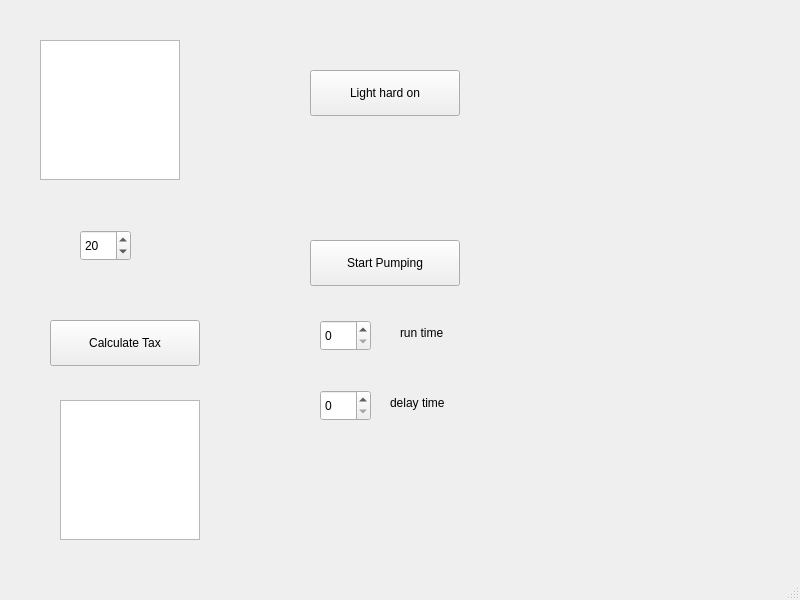
Before: the Qt Designer form pod.ui in liu-kanghui/P.O.D, drawn with Qt 5.
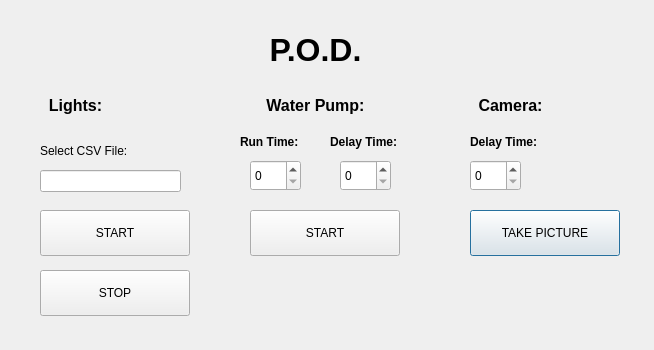
After: the same form once the commit is applied.

```diff
--- a/pod.ui
+++ b/pod.ui
@@ -1,149 +1,214 @@
 <?xml version="1.0" encoding="UTF-8"?>
 <ui version="4.0">
  <class>MainWindow</class>
- <widget class="QMainWindow" name="MainWindow">
+ <widget class="QDialog" name="MainWindow">
   <property name="geometry">
    <rect>
     <x>0</x>
     <y>0</y>
-    <width>800</width>
-    <height>600</height>
+    <width>654</width>
+    <height>350</height>
    </rect>
   </property>
   <property name="windowTitle">
    <string>MainWindow</string>
   </property>
-  <widget class="QWidget" name="centralwidget">
-   <widget class="QTextEdit" name="price_box">
-    <property name="geometry">
-     <rect>
-      <x>40</x>
-      <y>40</y>
-      <width>140</width>
-      <height>140</height>
-     </rect>
-    </property>
-   </widget>
-   <widget class="QSpinBox" name="tax_rate">
-    <property name="geometry">
-     <rect>
-      <x>80</x>
-      <y>230</y>
-      <width>51</width>
-      <height>31</height>
-     </rect>
-    </property>
-    <property name="value">
-     <number>20</number>
-    </property>
-   </widget>
-   <widget class="QPushButton" name="calc_tax_button">
-    <property name="geometry">
-     <rect>
-      <x>50</x>
-      <y>320</y>
-      <width>150</width>
-      <height>46</height>
-     </rect>
-    </property>
-    <property name="text">
-     <string>Calculate Tax</string>
-    </property>
-   </widget>
-   <widget class="QTextEdit" name="results_window">
-    <property name="geometry">
-     <rect>
-      <x>60</x>
-      <y>400</y>
-      <width>140</width>
-      <height>140</height>
-     </rect>
-    </property>
-   </widget>
-   <widget class="QPushButton" name="light_button">
-    <property name="geometry">
-     <rect>
-      <x>310</x>
-      <y>70</y>
-      <width>150</width>
-      <height>46</height>
-     </rect>
-    </property>
-    <property name="text">
-     <string>Light hard on</string>
-    </property>
-   </widget>
-   <widget class="QPushButton" name="start_pumping_button">
-    <property name="geometry">
-     <rect>
-      <x>310</x>
-      <y>240</y>
-      <width>150</width>
-      <height>46</height>
-     </rect>
-    </property>
-    <property name="text">
-     <string>Start Pumping</string>
-    </property>
-   </widget>
-   <widget class="QSpinBox" name="pump_run_time">
-    <property name="geometry">
-     <rect>
-      <x>320</x>
-      <y>320</y>
-      <width>51</width>
-      <height>31</height>
-     </rect>
-    </property>
-   </widget>
-   <widget class="QLabel" name="water_run_time_label">
-    <property name="geometry">
-     <rect>
-      <x>400</x>
-      <y>320</y>
-      <width>89</width>
-      <height>25</height>
-     </rect>
-    </property>
-    <property name="text">
-     <string>run time</string>
-    </property>
-   </widget>
-   <widget class="QSpinBox" name="pump_delay_time">
-    <property name="geometry">
-     <rect>
-      <x>320</x>
-      <y>390</y>
-      <width>51</width>
-      <height>31</height>
-     </rect>
-    </property>
-   </widget>
-   <widget class="QLabel" name="pump_delay_time_label">
-    <property name="geometry">
-     <rect>
-      <x>390</x>
-      <y>390</y>
-      <width>121</width>
-      <height>25</height>
-     </rect>
-    </property>
-    <property name="text">
-     <string>delay time</string>
-    </property>
-   </widget>
+  <widget class="QLabel" name="water_run_time_label">
+   <property name="geometry">
+    <rect>
+     <x>240</x>
+     <y>130</y>
+     <width>91</width>
+     <height>25</height>
+    </rect>
+   </property>
+   <property name="text">
+    <string>&lt;html&gt;&lt;head/&gt;&lt;body&gt;&lt;p&gt;&lt;span style=&quot; font-weight:600;&quot;&gt;Run Time:&lt;/span&gt;&lt;/p&gt;&lt;/body&gt;&lt;/html&gt;</string>
+   </property>
   </widget>
-  <widget class="QMenuBar" name="menubar">
+  <widget class="QLabel" name="water_pump_label">
+   <property name="geometry">
+    <rect>
+     <x>240</x>
+     <y>90</y>
+     <width>151</width>
+     <height>31</height>
+    </rect>
+   </property>
+   <property name="text">
+    <string>&lt;html&gt;&lt;head/&gt;&lt;body&gt;&lt;p align=&quot;center&quot;&gt;&lt;span style=&quot; font-size:12pt; font-weight:600;&quot;&gt;Water Pump:&lt;/span&gt;&lt;/p&gt;&lt;/body&gt;&lt;/html&gt;</string>
+   </property>
+  </widget>
+  <widget class="QSpinBox" name="camera_delay_time">
+   <property name="geometry">
+    <rect>
+     <x>470</x>
+     <y>160</y>
+     <width>51</width>
+     <height>31</height>
+    </rect>
+   </property>
+  </widget>
+  <widget class="QSpinBox" name="pump_delay_time">
+   <property name="geometry">
+    <rect>
+     <x>340</x>
+     <y>160</y>
+     <width>51</width>
+     <height>31</height>
+    </rect>
+   </property>
+  </widget>
+  <widget class="QPushButton" name="take_picture_button">
+   <property name="geometry">
+    <rect>
+     <x>470</x>
+     <y>210</y>
+     <width>150</width>
+     <height>46</height>
+    </rect>
+   </property>
+   <property name="text">
+    <string>TAKE PICTURE</string>
+   </property>
+  </widget>
+  <widget class="QPushButton" name="stop_lights_button">
+   <property name="geometry">
+    <rect>
+     <x>40</x>
+     <y>270</y>
+     <width>150</width>
+     <height>46</height>
+    </rect>
+   </property>
+   <property name="text">
+    <string>STOP</string>
+   </property>
+  </widget>
+  <widget class="QLabel" name="pod_logo">
+   <property name="geometry">
+    <rect>
+     <x>230</x>
+     <y>20</y>
+     <width>171</width>
+     <height>61</height>
+    </rect>
+   </property>
+   <property name="text">
+    <string>&lt;html&gt;&lt;head/&gt;&lt;body&gt;&lt;p align=&quot;center&quot;&gt;&lt;span style=&quot; font-size:24pt; font-weight:600;&quot;&gt;P.O.D.&lt;/span&gt;&lt;/p&gt;&lt;/body&gt;&lt;/html&gt;</string>
+   </property>
+  </widget>
+  <widget class="QPushButton" name="start_lights_button">
+   <property name="geometry">
+    <rect>
+     <x>40</x>
+     <y>210</y>
+     <width>150</width>
+     <height>46</height>
+    </rect>
+   </property>
+   <property name="text">
+    <string>START</string>
+   </property>
+  </widget>
+  <widget class="QLabel" name="pump_delay_time_label">
+   <property name="geometry">
+    <rect>
+     <x>330</x>
+     <y>130</y>
+     <width>101</width>
+     <height>25</height>
+    </rect>
+   </property>
+   <property name="text">
+    <string>&lt;html&gt;&lt;head/&gt;&lt;body&gt;&lt;p&gt;&lt;span style=&quot; font-weight:600;&quot;&gt;Delay Time:&lt;/span&gt;&lt;/p&gt;&lt;/body&gt;&lt;/html&gt;</string>
+   </property>
+  </widget>
+  <widget class="QLabel" name="camera_delay_time_label">
+   <property name="geometry">
+    <rect>
+     <x>470</x>
+     <y>130</y>
+     <width>101</width>
+     <height>25</height>
+    </rect>
+   </property>
+   <property name="text">
+    <string>&lt;html&gt;&lt;head/&gt;&lt;body&gt;&lt;p&gt;&lt;span style=&quot; font-weight:600;&quot;&gt;Delay Time:&lt;/span&gt;&lt;/p&gt;&lt;/body&gt;&lt;/html&gt;</string>
+   </property>
+  </widget>
+  <widget class="QSpinBox" name="pump_run_time">
+   <property name="geometry">
+    <rect>
+     <x>250</x>
+     <y>160</y>
+     <width>51</width>
+     <height>31</height>
+    </rect>
+   </property>
+  </widget>
+  <widget class="QPushButton" name="start_pumping_button">
+   <property name="geometry">
+    <rect>
+     <x>250</x>
+     <y>210</y>
+     <width>150</width>
+     <height>46</height>
+    </rect>
+   </property>
+   <property name="text">
+    <string>START</string>
+   </property>
+  </widget>
+  <widget class="QLabel" name="Camera_label">
+   <property name="geometry">
+    <rect>
+     <x>460</x>
+     <y>90</y>
+     <width>101</width>
+     <height>31</height>
+    </rect>
+   </property>
+   <property name="text">
+    <string>&lt;html&gt;&lt;head/&gt;&lt;body&gt;&lt;p align=&quot;center&quot;&gt;&lt;span style=&quot; font-size:12pt; font-weight:600;&quot;&gt;Camera:&lt;/span&gt;&lt;/p&gt;&lt;/body&gt;&lt;/html&gt;</string>
+   </property>
+  </widget>
+  <widget class="QLineEdit" name="open_file_line_edit">
+   <property name="geometry">
+    <rect>
+     <x>40</x>
+     <y>170</y>
+     <width>141</width>
+     <height>22</height>
+    </rect>
+   </property>
+  </widget>
+  <widget class="QLabel" name="open_file_label">
+   <property name="geometry">
+    <rect>
+     <x>40</x>
+     <y>140</y>
+     <width>121</width>
+     <height>21</height>
+    </rect>
+   </property>
+   <property name="text">
+    <string>&lt;html&gt;&lt;head/&gt;&lt;body&gt;&lt;p&gt;&lt;span style=&quot; font-weight:600;&quot;&gt;Select CSV File:&lt;/span&gt;&lt;/p&gt;&lt;/body&gt;&lt;/html&gt;</string>
+   </property>
+  </widget>
+  <widget class="QLabel" name="water_pump_label_2">
    <property name="geometry">
     <rect>
      <x>0</x>
-     <y>0</y>
-     <width>800</width>
-     <height>38</height>
+     <y>90</y>
+     <width>151</width>
+     <height>31</height>
     </rect>
    </property>
+   <property name="text">
+    <string>&lt;html&gt;&lt;head/&gt;&lt;body&gt;&lt;p align=&quot;center&quot;&gt;&lt;span style=&quot; font-size:12pt; font-weight:600;&quot;&gt;Lights:&lt;/span&gt;&lt;/p&gt;&lt;/body&gt;&lt;/html&gt;</string>
+   </property>
   </widget>
-  <widget class="QStatusBar" name="statusbar"/>
  </widget>
  <resources/>
  <connections/>
```
Left out of the diff: 2 changed lines with no effect on the pictures.
